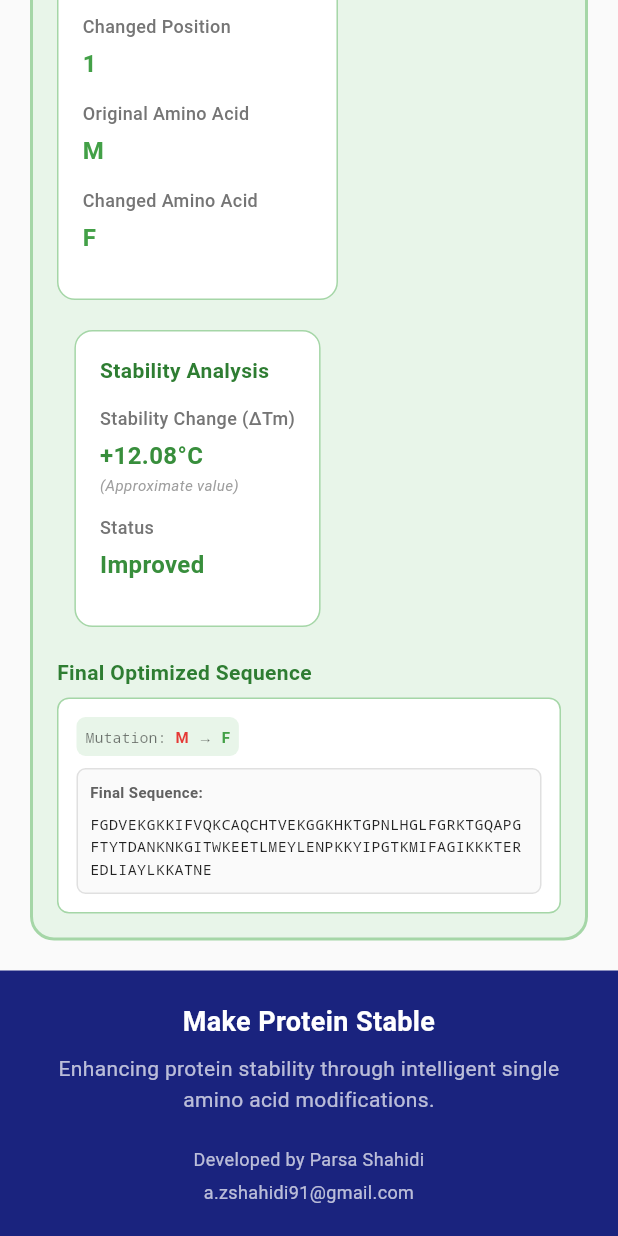
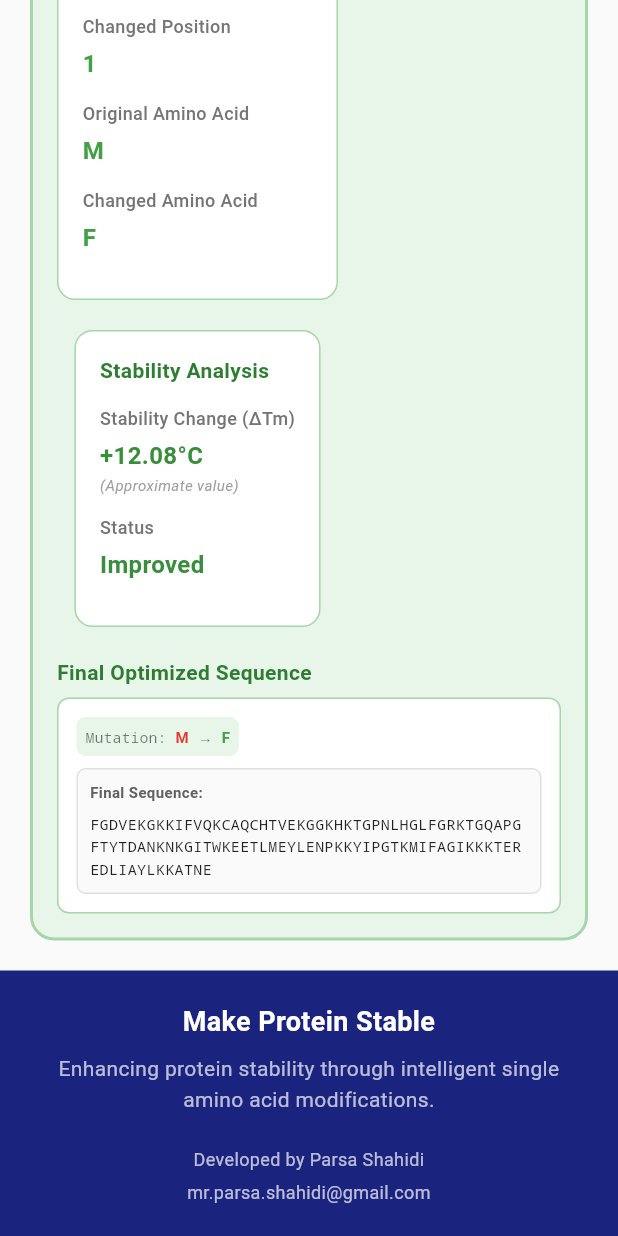
Before and after one commit to parsashu/Make-Protein-Stable-Website, a Flutter app: the screen it shows after launch, scrolled down 3002 dp, on a phone screen of 412 x 824 dp. Run offline on Flutter 3.47's test engine with Material 3 defaults, Android fonts, the light colour scheme and no system bars.

Commit message:
changed email

```diff
--- a/lib/widgets/footer_section.dart
+++ b/lib/widgets/footer_section.dart
@@ -78,7 +78,7 @@ class FooterSection extends StatelessWidget {
         ),
         SizedBox(height: isSmallScreen ? 4 : 6),
         Text(
-          'a.zshahidi91@gmail.com',
+          'mr.parsa.shahidi@gmail.com',
           style: TextStyle(
             fontSize: isSmallScreen ? 12 : 14,
             color: Colors.white70,
```
Also changed, not shown: 1 other file.
